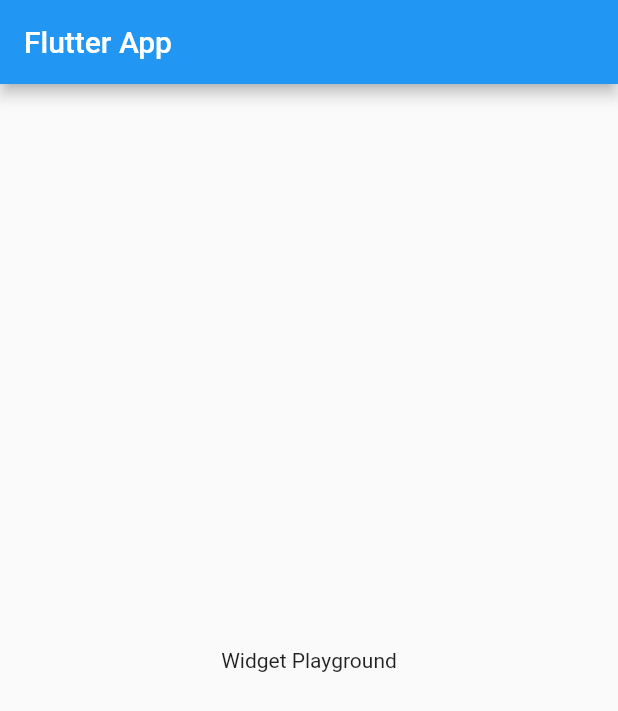
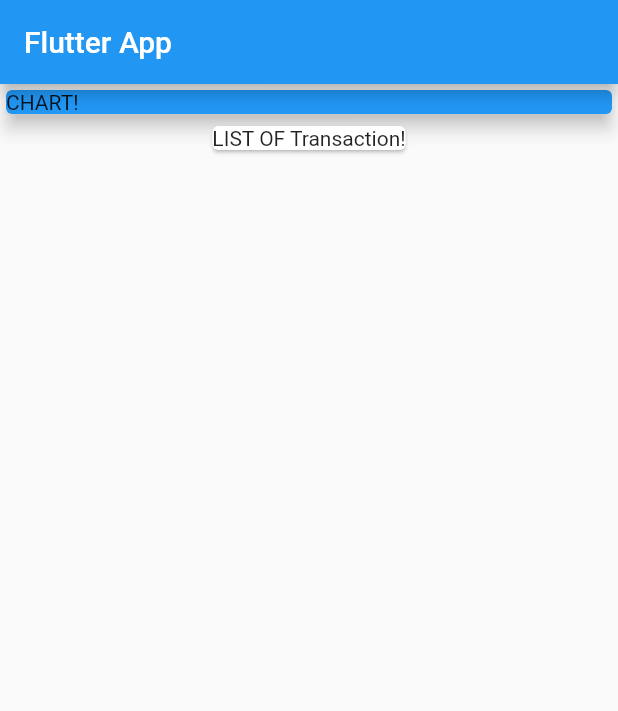
Before and after one commit to romanfarooq/Flutter-and-Dart-course, a Flutter app: the screen it shows after launch, on a phone screen of 412 x 824 dp. Shown: the top 711 px of the screen. Run offline on Flutter 3.47's test engine with Material 2 defaults, Android fonts, the phone set to English and light mode, and no system bars.

Commit message:
upgraded flutter

```diff
--- a/expense_planner/lib/main.dart
+++ b/expense_planner/lib/main.dart
@@ -25,8 +25,20 @@ class MyHomePage extends StatelessWidget {
       appBar: AppBar(
         title: const Text('Flutter App'),
       ),
-      body: const Center(
-        child: Text('Widget Playground'),
+      body: const Column(
+        children: <Widget>[
+          SizedBox(
+            width: double.infinity,
+            child: Card(
+              color: Colors.blue,
+              elevation: 5,
+              child: Text('CHART!'),
+            ),
+          ),
+          Card(
+            child: Text('LIST OF Transaction!'),
+          ),
+        ],
       ),
     );
   }
--- a/expense_planner/pubspec.yaml
+++ b/expense_planner/pubspec.yaml
@@ -19,7 +19,7 @@ publish_to: 'none' # Remove this line if you wish to publish to pub.dev
 version: 1.0.0+1
 
 environment:
-  sdk: '>=2.19.6 <3.0.0'
+  sdk: '>=3.0.0 <4.0.0'
 
 # Dependencies specify other packages that your package needs in order to work.
 # To automatically upgrade your package dependencies to the latest versions
```
Also changed, not shown: expense_planner/pubspec.lock, 9 other files.
